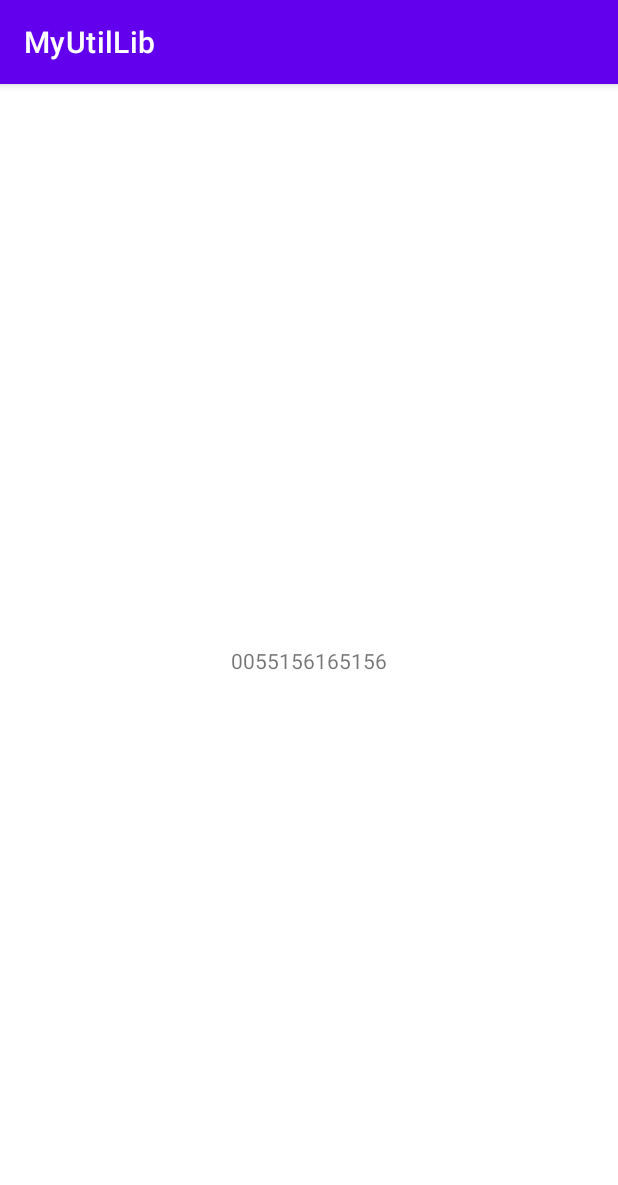
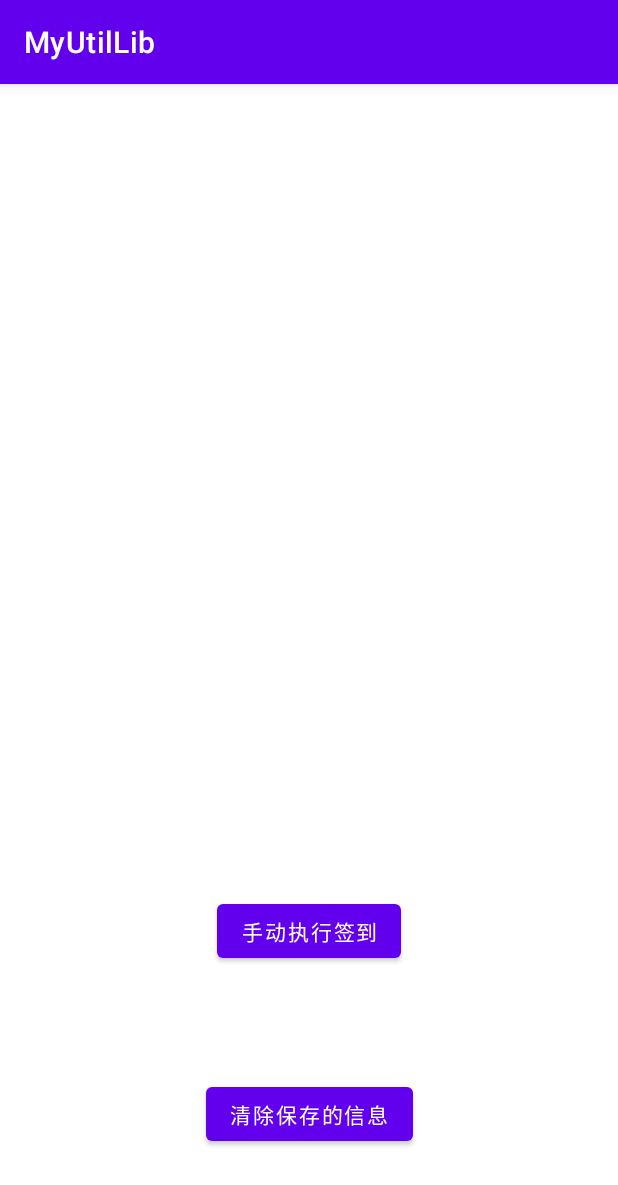
Before and after one commit to v200123/MyUtilLib, an Android app: the screen it shows after launch (MainActivity), on a phone screen of 412 x 824 dp. Shown: the top 1185 px of the screen. Run offline under Robolectric (Android 15) with nearby library versions, the phone set to English and light mode, and no system bars; libraries missing offline, so code that uses them is left out: com.chad.library, com.kongzue.dialogx, com.tencent.mmkv; 5 statements that could not run were skipped.

Commit message:
Base组件封装完毕

```diff
--- a/app/src/main/java/com/last_coffee/myutillib/BaseRepose.kt
+++ b/app/src/main/java/com/last_coffee/myutillib/BaseRepose.kt
@@ -19,9 +19,9 @@ data class BaseRepose<T>(
     @Json(name = "completeMission")
     val mCompleteMission: Any?, // null
     @Json(name = "data")
-    val mData: T,
+    val mData: T?,
     @Json(name = "message")
-    val mMessage: String,
+    val mMessage: String?,
     @Json(name = "status")
     val mStatus: String // success
 )
--- /dev/null
+++ b/app/src/main/java/com/last_coffee/myutillib/Constart.kt
@@ -0,0 +1,11 @@
+package com.last_coffee.myutillib
+
+/**
+ *
+ * @PackAge：com.last_coffee.myutillib
+ * @创建人：admin
+ * @Desc：
+ * @Time: 十二月
+ *
+ **/
+const val TAG = "LiuChang"
--- a/app/src/main/java/com/last_coffee/myutillib/MainActivity.kt
+++ b/app/src/main/java/com/last_coffee/myutillib/MainActivity.kt
@@ -1,52 +1,111 @@
 package com.last_coffee.myutillib
 
-import androidx.appcompat.app.AppCompatActivity
 import android.os.Bundle
-import android.util.Log
+import android.view.View
+import android.widget.Button
+import android.widget.EditText
 import android.widget.Toast
 import androidx.activity.viewModels
+import androidx.recyclerview.widget.LinearLayoutManager
+import com.chad.library.adapter.base.BaseQuickAdapter
+import com.chad.library.adapter.base.viewholder.BaseViewHolder
+import com.kongzue.dialogx.dialogs.FullScreenDialog
+import com.kongzue.dialogx.interfaces.OnBindView
 import com.last_coffee.liubaselib.BaseActivity
+import com.last_coffee.liubaselib.BaseViewModel
+import com.last_coffee.myutillib.bean.UserInfoBean
 import com.last_coffee.myutillib.databinding.ActivityMainBinding
-import com.lc.liuchanglib.logger.SuperLogger
-import kotlinx.coroutines.Dispatchers
-import kotlinx.coroutines.GlobalScope
-import kotlinx.coroutines.launch
-import java.util.logging.Logger
+import com.tencent.mmkv.MMKV
 
 
 class MainActivity : BaseActivity<MainViewModel,ActivityMainBinding>() {
     private val mMyMViewModel by viewModels<MainViewModel>()
-
+    private val mmkv = MMKV.defaultMMKV()
+    private lateinit var mUserData:UserInfoBean
+    private val mAdapter by lazy { Adapter() }
     override fun onCreate(savedInstanceState: Bundle?) {
         super.onCreate(savedInstanceState)
-
     }
 
     override fun startObserver() {
+        mViewModel.mUserInfoData.observe(this){
+            mUserData = it
+            mAdapter.addData("你好：${it.mUsername}")
+        }
         mViewModel.mCheckInStatueData.observe(this){
-            Toast.makeText(this,"当前的请求成功了,能否签到：${it.mCanCheckIn}，签到天数:${it.mContinuousCheckInDays}",Toast.LENGTH_SHORT).show()
+            mAdapter.addData("能否签到：${if(it.mCanCheckIn)"能" else "不能"}，连续签到天数:${it.mContinuousCheckInDays}")
+
+        }
+        mViewModel.mCheckInData.observe(this){
+            mAdapter.addData(it)
         }
     }
 
     override fun initView() {
-        mDataBinding.text01.text = "0055156165156"
+
         mDataBinding.text01.setOnClickListener{
+            mAdapter.data.clear()
+            mAdapter.notifyDataSetChanged()
+            mViewModel.getCheckStatue()
+        }
+        mDataBinding.btnClear.setOnClickListener {
+            mmkv!!.clearAll()
+            showInputMessage()
+        }
 
-            mViewModel.getCheckStatue()
+        mDataBinding.rvShowMsg.apply {
+            layoutManager = LinearLayoutManager(this@MainActivity)
+            adapter = mAdapter
+        }
 
-        }
+
+
     }
 
     override fun initData() {
         mViewModel = mMyMViewModel
+        if(!mmkv!!.contains("Token"))
+        {
+            showInputMessage()
+        }
 
     }
 
     override fun initNeedRefreshData() {
-
     }
 
     override fun restoreData() {
 
     }
+    private fun showInputMessage(){
+        FullScreenDialog.show(object : OnBindView<FullScreenDialog>(R.layout.dialog_input_msg){
+            override fun onBind(dialog: FullScreenDialog?, v: View?) {
+
+                val token = v!!.findViewById<EditText>(R.id.EditText)
+                val sessionId = v.findViewById<EditText>(R.id.EditText2)
+                val btnEnsure = v.findViewById<Button>(R.id.btn_ensure)
+
+                btnEnsure.setOnClickListener {
+                    if(token.text.toString().isEmpty() || sessionId.text.toString().isEmpty())
+                    {
+                        Toast.makeText(this@MainActivity,"请输入sessionID和Token",Toast.LENGTH_SHORT).show()
+                    }else{
+                        mmkv!!.putString("Token",token.text.toString())
+                        mmkv!!.putString("session_id",sessionId.text.toString())
+                        dialog?.dismiss()
+                    }
+                }
+            }
+
+        })
+    }
+
+
+    inner class Adapter : BaseQuickAdapter<String,BaseViewHolder>(R.layout.item_main_text){
+        override fun convert(holder: BaseViewHolder, item: String) {
+                holder.setText(R.id.tv_item_msg,item)
+        }
+
+    }
+
 }
--- a/app/src/main/java/com/last_coffee/myutillib/MyApp.kt
+++ b/app/src/main/java/com/last_coffee/myutillib/MyApp.kt
@@ -2,9 +2,11 @@ package com.last_coffee.myutillib
 
 import android.app.Application
 import android.content.Context
+import android.util.Log
+import com.kongzue.dialogx.DialogX
 import com.lc.liuchanglib.logger.SuperAndroidLogAdapter
 import com.lc.liuchanglib.logger.SuperLogger
-
+import com.tencent.mmkv.MMKV
 
 
 /**
@@ -19,5 +21,13 @@ class MyApp : Application() {
     override fun attachBaseContext(base: Context?) {
         super.attachBaseContext(base)
         SuperLogger().addLogAdapter(SuperAndroidLogAdapter())
+        val initialize = MMKV.initialize(this)
+        Log.i("LiuChang", "attachBaseContext: $initialize")
+
+    }
+
+    override fun onCreate() {
+        super.onCreate()
+        DialogX.init(this);
     }
 }
--- a/app/src/main/res/layout/activity_main.xml
+++ b/app/src/main/res/layout/activity_main.xml
@@ -4,16 +4,43 @@
     xmlns:tools="http://schemas.android.com/tools"
     android:layout_width="match_parent"
     android:layout_height="match_parent"
+    android:background="@color/white"
     tools:context=".MainActivity">
 
-    <TextView
+    <androidx.recyclerview.widget.RecyclerView
+        android:id="@+id/rv_show_msg"
+        android:layout_width="match_parent"
+        android:layout_height="350dp"
+        android:layout_marginTop="16dp"
+        app:layout_constraintEnd_toEndOf="parent"
+        app:layout_constraintStart_toStartOf="parent"
+        app:layout_constraintTop_toTopOf="parent" />
+    <Button
         android:id="@+id/text01"
         android:layout_width="wrap_content"
         android:layout_height="wrap_content"
-        android:text="Hello World奥术大师多多撒!"
+        android:text="手动执行签到"
         app:layout_constraintBottom_toBottomOf="parent"
         app:layout_constraintLeft_toLeftOf="parent"
         app:layout_constraintRight_toRightOf="parent"
-        app:layout_constraintTop_toTopOf="parent" />
+        app:layout_constraintTop_toTopOf="@+id/guideline"
+        app:layout_constraintVertical_bias="0.01999998" />
 
+    <Button
+        android:id="@+id/btn_clear"
+        android:layout_width="wrap_content"
+        android:layout_height="wrap_content"
+        android:layout_marginTop="16dp"
+        android:text="清除保存的信息"
+        app:layout_constraintBottom_toBottomOf="parent"
+        app:layout_constraintLeft_toLeftOf="parent"
+        app:layout_constraintRight_toRightOf="parent"
+        app:layout_constraintTop_toBottomOf="@+id/text01" />
+
+    <androidx.constraintlayout.widget.Guideline
+        android:id="@+id/guideline"
+        android:layout_width="wrap_content"
+        android:layout_height="wrap_content"
+        android:orientation="horizontal"
+        app:layout_constraintGuide_percent="0.7" />
 </androidx.constraintlayout.widget.ConstraintLayout>
--- a/build.gradle
+++ b/build.gradle
@@ -8,7 +8,7 @@ buildscript {
     }
     dependencies {
         classpath 'com.android.tools.build:gradle:4.2.0-beta02'
-        classpath "org.jetbrains.kotlin:kotlin-gradle-plugin:1.4.21"
+        classpath "org.jetbrains.kotlin:kotlin-gradle-plugin:$kotlin_version"
         classpath 'com.github.dcendents:android-maven-gradle-plugin:2.1' // Add this line
         // NOTE: Do not place your application dependencies here; they belong
         // in the individual module build.gradle files
--- a/liubaselib/build.gradle
+++ b/liubaselib/build.gradle
@@ -38,7 +38,7 @@ android {
 
 dependencies {
 
-    implementation "org.jetbrains.kotlin:kotlin-stdlib:1.4.21"
+    implementation "org.jetbrains.kotlin:kotlin-stdlib:$kotlin_version"
     implementation 'androidx.core:core-ktx:1.3.2'
     implementation 'androidx.appcompat:appcompat:1.2.0'
     implementation 'com.google.android.material:material:1.2.1'
```
Also changed, not shown: app/build.gradle (+5 -3 lines), app/src/main/java/com/last_coffee/myutillib/ApiServer.kt (+16 -0 lines), app/src/main/java/com/last_coffee/myutillib/MainViewModel.kt (+37 -7 lines), app/src/main/java/com/last_coffee/myutillib/bean/UserInforBean.kt (added, +51 -0 lines), app/src/main/java/com/last_coffee/myutillib/myInterceptor/ReceivedCookiesInterceptor.kt (+9 -7 lines), app/src/main/res/layout/dialog_input_msg.xml (added, +62 -0 lines), app/src/main/res/layout/item_main_text.xml (added, +14 -0 lines).
